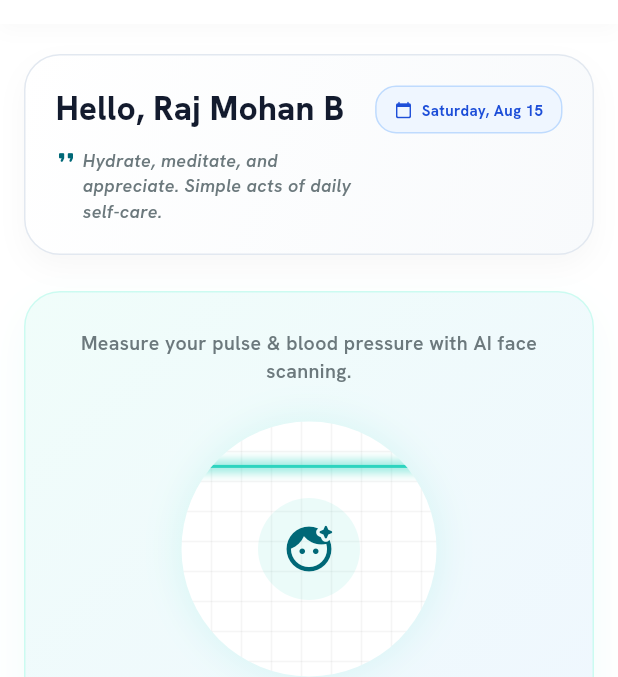
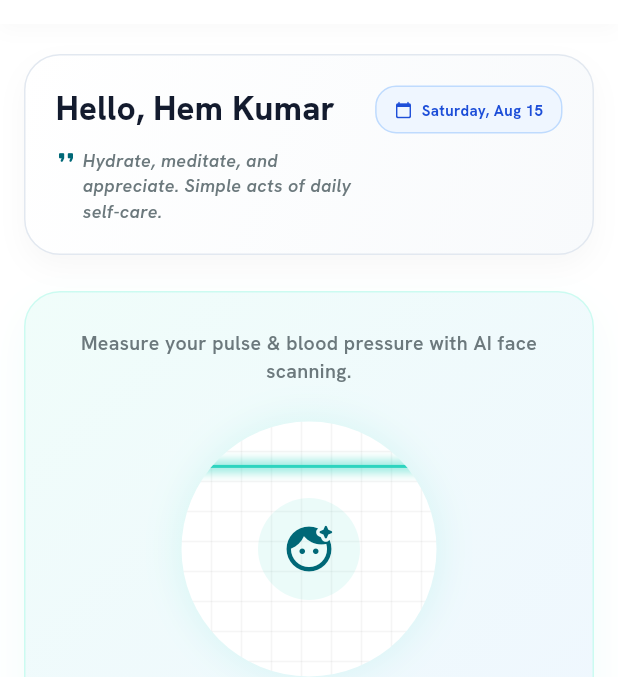
Before and after one commit to hemscodes28/face_pulse, a Flutter app: the screen it shows after launch, after a tap on "Login", after a tap on "Sign In", on a phone screen of 412 x 824 dp, the part 72-749 px from its top. Run offline on Flutter 3.47's test engine with Material 3 defaults, Android fonts, the phone set to English and light mode, and no system bars; our stand-ins replace camera, google_fonts, video_player; network calls fail.

Commit message:
style: update homescreen and profile name from Raj Mohan B to Hem Kumar

```diff
--- a/lib/main.dart
+++ b/lib/main.dart
@@ -56,7 +56,7 @@ class _AppRouterState extends State<AppRouter> {
   bool _hasSeenIntro = false;
   String? _initialChatMessage;
 
-  String _userName = 'Raj Mohan B';
+  String _userName = 'Hem Kumar';
   final List<MeasurementMetrics> _scanHistory = [];
 
   void _go(AppScreen screen) => setState(() => _screen = screen);
@@ -78,7 +78,7 @@ class _AppRouterState extends State<AppRouter> {
         return SignInScreen(
           onSignIn: () {
             setState(() {
-              _userName = 'Raj Mohan B';
+              _userName = 'Hem Kumar';
             });
             _go(AppScreen.home);
           },
@@ -90,7 +90,7 @@ class _AppRouterState extends State<AppRouter> {
         return SignUpScreen(
           onSignUp: (name) {
             setState(() {
-              _userName = name.isNotEmpty ? name : 'Raj Mohan B';
+              _userName = name.isNotEmpty ? name : 'Hem Kumar';
             });
             _go(AppScreen.onboarding);
           },
--- a/lib/screens/profile_screen.dart
+++ b/lib/screens/profile_screen.dart
@@ -394,7 +394,7 @@ class _ProfileScreenState extends State<ProfileScreen> {
   }
 
   void _showHealthResultsComparisonModal() {
-    int selectedMemberIndex = 0; // 0: Raj Mohan (Patient), 1..N: Accepted Guardians
+    int selectedMemberIndex = 0; // 0: Hem Kumar (Patient), 1..N: Accepted Guardians
 
     showModalBottomSheet(
       context: context,
@@ -413,7 +413,7 @@ class _ProfileScreenState extends State<ProfileScreen> {
             String name, role, time, hr, hrv, spo2, resp, stress, statusBadge, summaryText;
 
             if (isUser) {
-              name = 'Raj Mohan B';
+              name = 'Hem Kumar';
               role = 'Patient';
               time = 'Today, 9:30 AM';
               hr = '72 bpm';
@@ -1006,7 +1006,7 @@ class _ProfileScreenState extends State<ProfileScreen> {
                         ),
                         const SizedBox(height: 14),
                         Text(
-                          'Raj Mohan B',
+                          'Hem Kumar',
                           style: AppTheme.sansFont(
                             fontSize: 22,
                             fontWeight: FontWeight.bold,
```
